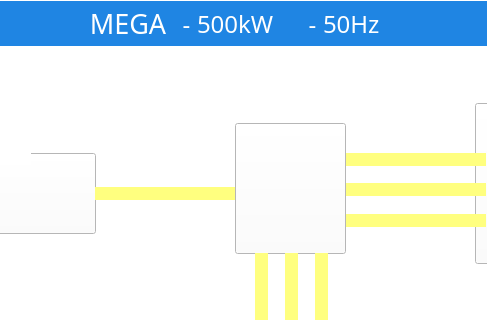
Old version of the form win.ui in the repository megarevolpr/Win; both pictures show x 116 to 603 and y 0 to 320 of the 981 by 562 pixel window.
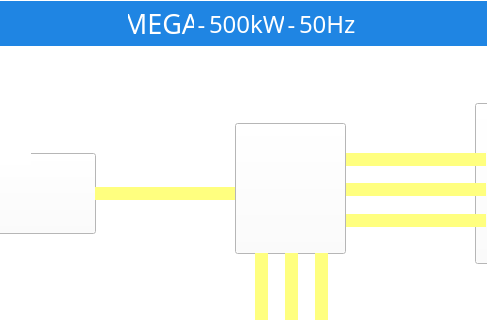
New version of the form. The open tabs and pages were chosen to show the change. Icons and pictures are not drawn.

Commit message: 调整了菜单位置和大小

```diff
--- a/win.ui
+++ b/win.ui
@@ -2063,13 +2063,13 @@
        <widget class="QLabel" name="Machine_Name">
         <property name="minimumSize">
          <size>
-          <width>96</width>
+          <width>66</width>
           <height>45</height>
          </size>
         </property>
         <property name="maximumSize">
          <size>
-          <width>95</width>
+          <width>66</width>
           <height>45</height>
          </size>
         </property>
@@ -2094,13 +2094,13 @@
        <widget class="QLabel" name="label">
         <property name="minimumSize">
          <size>
-          <width>21</width>
+          <width>15</width>
           <height>45</height>
          </size>
         </property>
         <property name="maximumSize">
          <size>
-          <width>21</width>
+          <width>15</width>
           <height>45</height>
          </size>
         </property>
@@ -2125,13 +2125,13 @@
        <widget class="QLabel" name="UI_captye">
         <property name="minimumSize">
          <size>
-          <width>105</width>
+          <width>75</width>
           <height>45</height>
          </size>
         </property>
         <property name="maximumSize">
          <size>
-          <width>105</width>
+          <width>75</width>
           <height>45</height>
          </size>
         </property>
@@ -2153,13 +2153,13 @@
        <widget class="QLabel" name="UI_space_1">
         <property name="minimumSize">
          <size>
-          <width>21</width>
+          <width>15</width>
           <height>45</height>
          </size>
         </property>
         <property name="maximumSize">
          <size>
-          <width>21</width>
+          <width>15</width>
           <height>45</height>
          </size>
         </property>
@@ -2184,13 +2184,13 @@
        <widget class="QLabel" name="UI_Freq">
         <property name="minimumSize">
          <size>
-          <width>84</width>
+          <width>60</width>
           <height>45</height>
          </size>
         </property>
         <property name="maximumSize">
          <size>
-          <width>84</width>
+          <width>60</width>
           <height>45</height>
          </size>
         </property>
```
Left out of the diff: 5 changed lines with no effect on the pictures. The commit also changes 2 other files.
